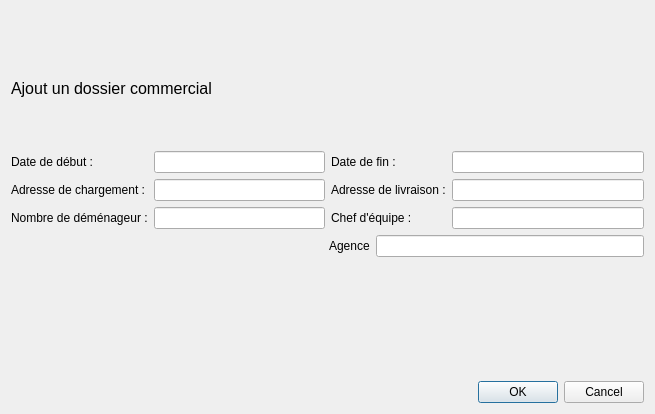
dervieuxC/gestionDemenagementCorrige, file CODE/dialogajoutdossiercommercial.ui: the form before one commit.
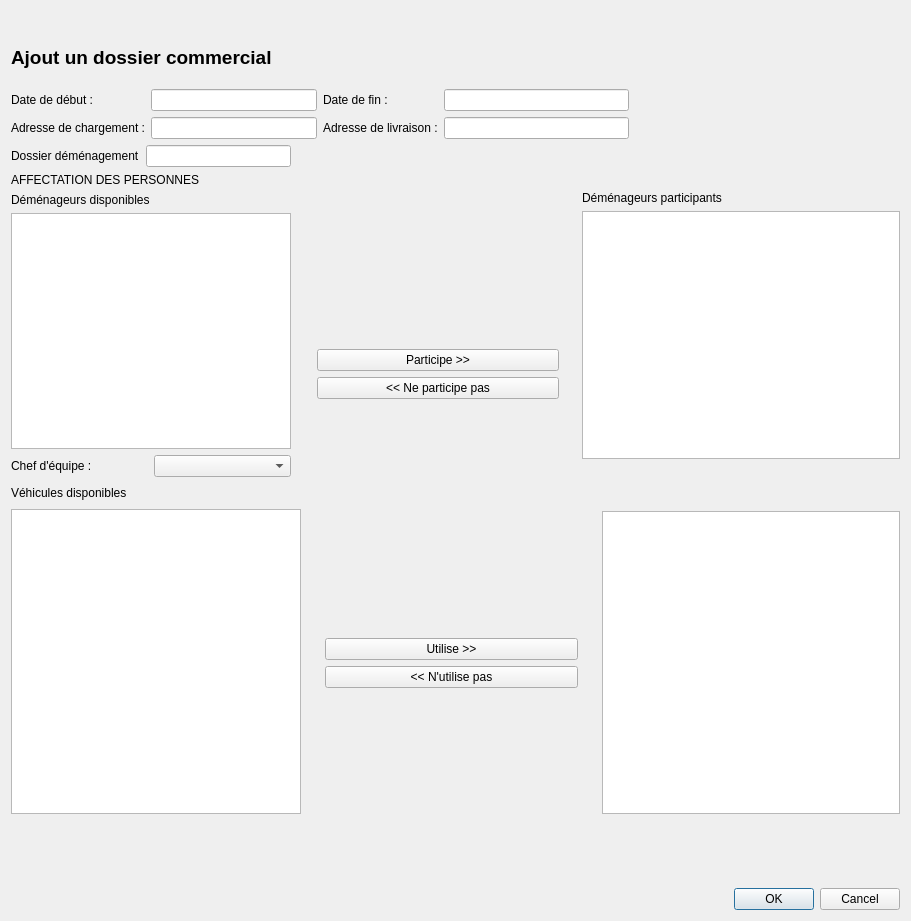
The form after the commit.

What changed in the file:
```diff
--- a/CODE/dialogajoutdossiercommercial.ui
+++ b/CODE/dialogajoutdossiercommercial.ui
@@ -6,40 +6,42 @@
    <rect>
     <x>0</x>
     <y>0</y>
-    <width>655</width>
-    <height>414</height>
+    <width>911</width>
+    <height>921</height>
    </rect>
   </property>
   <property name="windowTitle">
    <string>Dialog</string>
   </property>
-  <layout class="QVBoxLayout" name="verticalLayout_8">
+  <layout class="QVBoxLayout" name="verticalLayout_21">
    <item>
-    <layout class="QVBoxLayout" name="verticalLayout_7">
+    <layout class="QVBoxLayout" name="verticalLayout_20">
      <item>
-      <layout class="QVBoxLayout" name="verticalLayout_6">
-       <item>
-        <spacer name="horizontalSpacer_4">
-         <property name="orientation">
-          <enum>Qt::Horizontal</enum>
-         </property>
-         <property name="sizeHint" stdset="0">
-          <size>
-           <width>618</width>
-           <height>20</height>
-          </size>
-         </property>
-        </spacer>
-       </item>
+      <layout class="QHBoxLayout" name="horizontalLayout_12">
        <item>
         <layout class="QVBoxLayout" name="verticalLayout_5">
+         <item>
+          <spacer name="horizontalSpacer_4">
+           <property name="orientation">
+            <enum>Qt::Horizontal</enum>
+           </property>
+           <property name="sizeHint" stdset="0">
+            <size>
+             <width>618</width>
+             <height>20</height>
+            </size>
+           </property>
+          </spacer>
+         </item>
          <item>
           <layout class="QHBoxLayout" name="horizontalLayout_5">
            <item>
             <widget class="QLabel" name="label">
              <property name="font">
               <font>
-               <pointsize>12</pointsize>
+               <pointsize>14</pointsize>
+               <weight>75</weight>
+               <bold>true</bold>
               </font>
              </property>
              <property name="text">
@@ -65,9 +67,9 @@
          <item>
           <layout class="QHBoxLayout" name="horizontalLayout_3">
            <item>
-            <layout class="QHBoxLayout" name="horizontalLayout">
+            <layout class="QHBoxLayout" name="horizontalLayout_2">
              <item>
-              <layout class="QVBoxLayout" name="verticalLayout_2">
+              <layout class="QVBoxLayout" name="verticalLayout_4">
                <item>
                 <widget class="QLabel" name="labelDateDebutCommercial">
                  <property name="text">
@@ -82,34 +84,24 @@
                  </property>
                 </widget>
                </item>
-               <item>
-                <widget class="QLabel" name="labelDemenageurCommercial">
-                 <property name="text">
-                  <string>Nombre de déménageur :</string>
-                 </property>
-                </widget>
-               </item>
               </layout>
              </item>
              <item>
-              <layout class="QVBoxLayout" name="verticalLayout">
+              <layout class="QVBoxLayout" name="verticalLayout_3">
                <item>
                 <widget class="QLineEdit" name="lineEditDateDebutCommercial"/>
                </item>
                <item>
                 <widget class="QLineEdit" name="lineEditChargementCommercial"/>
                </item>
-               <item>
-                <widget class="QLineEdit" name="lineEditDemenageurCommercial"/>
-               </item>
               </layout>
              </item>
             </layout>
            </item>
            <item>
-            <layout class="QHBoxLayout" name="horizontalLayout_2">
+            <layout class="QHBoxLayout" name="horizontalLayout">
              <item>
-              <layout class="QVBoxLayout" name="verticalLayout_4">
+              <layout class="QVBoxLayout" name="verticalLayout_2">
                <item>
                 <widget class="QLabel" name="labelDateFinCommercial">
                  <property name="text">
@@ -124,74 +116,33 @@
                  </property>
                 </widget>
                </item>
-               <item>
-                <widget class="QLabel" name="labelChefEquipeCommercial">
-                 <property name="text">
-                  <string>Chef d'équipe :</string>
-                 </property>
-                </widget>
-               </item>
               </layout>
              </item>
              <item>
-              <layout class="QVBoxLayout" name="verticalLayout_3">
+              <layout class="QVBoxLayout" name="verticalLayout">
                <item>
                 <widget class="QLineEdit" name="lineEditDateFinCommercial"/>
                </item>
                <item>
                 <widget class="QLineEdit" name="lineEditLivraisonCommercial"/>
                </item>
-               <item>
-                <widget class="QLineEdit" name="lineEditChefEquipeCommercial"/>
-               </item>
               </layout>
              </item>
             </layout>
            </item>
           </layout>
          </item>
-         <item>
-          <layout class="QHBoxLayout" name="horizontalLayout_6">
-           <item>
-            <spacer name="horizontalSpacer">
-             <property name="orientation">
-              <enum>Qt::Horizontal</enum>
-             </property>
-             <property name="sizeHint" stdset="0">
-              <size>
-               <width>318</width>
-               <height>20</height>
-              </size>
-             </property>
-            </spacer>
-           </item>
-           <item>
-            <layout class="QHBoxLayout" name="horizontalLayout_4">
-             <item>
-              <widget class="QLabel" name="labelAgenceCommercial">
-               <property name="text">
-                <string>Agence</string>
-               </property>
-              </widget>
-             </item>
-             <item>
-              <widget class="QLineEdit" name="lineEditAgenceCommercial"/>
-             </item>
-            </layout>
-           </item>
-          </layout>
-         </item>
         </layout>
        </item>
        <item>
-        <spacer name="horizontalSpacer_3">
+        <spacer name="horizontalSpacer_12">
          <property name="orientation">
           <enum>Qt::Horizontal</enum>
          </property>
          <property name="sizeHint" stdset="0">
           <size>
-           <width>628</width>
-           <height>118</height>
+           <width>198</width>
+           <height>128</height>
           </size>
          </property>
         </spacer>
@@ -199,17 +150,371 @@
       </layout>
      </item>
      <item>
-      <widget class="QDialogButtonBox" name="buttonBox">
-       <property name="orientation">
-        <enum>Qt::Horizontal</enum>
-       </property>
-       <property name="standardButtons">
-        <set>QDialogButtonBox::Cancel|QDialogButtonBox::Ok</set>
-       </property>
-      </widget>
+      <layout class="QVBoxLayout" name="verticalLayout_19">
+       <item>
+        <layout class="QVBoxLayout" name="verticalLayout_18">
+         <item>
+          <layout class="QHBoxLayout" name="horizontalLayout_8">
+           <item>
+            <layout class="QVBoxLayout" name="verticalLayout_8">
+             <item>
+              <layout class="QHBoxLayout" name="horizontalLayout_6">
+               <item>
+                <widget class="QLabel" name="label_4">
+                 <property name="text">
+                  <string>Dossier déménagement</string>
+                 </property>
+                </widget>
+               </item>
+               <item>
+                <widget class="QLineEdit" name="lineEdit"/>
+               </item>
+              </layout>
+             </item>
+             <item>
+              <layout class="QVBoxLayout" name="verticalLayout_7">
+               <item>
+                <layout class="QVBoxLayout" name="verticalLayout_6">
+                 <item>
+                  <widget class="QLabel" name="label_2">
+                   <property name="text">
+                    <string>AFFECTATION DES PERSONNES</string>
+                   </property>
+                  </widget>
+                 </item>
+                 <item>
+                  <widget class="QLabel" name="labelDemenageursDisponibles">
+                   <property name="text">
+                    <string>Déménageurs disponibles</string>
+                   </property>
+                  </widget>
+                 </item>
+                 <item>
+                  <widget class="QTableWidget" name="tableWidgetDemenageursDisponibles"/>
+                 </item>
+                </layout>
+               </item>
+               <item>
+                <layout class="QHBoxLayout" name="horizontalLayout_4">
+                 <item>
+                  <widget class="QLabel" name="labelChefEquipeCommercial">
+                   <property name="text">
+                    <string>Chef d'équipe :</string>
+                   </property>
+                  </widget>
+                 </item>
+                 <item>
+                  <widget class="QComboBox" name="comboBoxChefDEquipe"/>
+                 </item>
+                </layout>
+               </item>
+              </layout>
+             </item>
+            </layout>
+           </item>
+           <item>
+            <layout class="QHBoxLayout" name="horizontalLayout_7">
+             <item>
+              <spacer name="verticalSpacer_3">
+               <property name="orientation">
+                <enum>Qt::Vertical</enum>
+               </property>
+               <property name="sizeHint" stdset="0">
+                <size>
+                 <width>20</width>
+                 <height>298</height>
+                </size>
+               </property>
+              </spacer>
+             </item>
+             <item>
+              <layout class="QVBoxLayout" name="verticalLayout_12">
+               <item>
+                <spacer name="verticalSpacer">
+                 <property name="orientation">
+                  <enum>Qt::Vertical</enum>
+                 </property>
+                 <property name="sizeHint" stdset="0">
+                  <size>
+                   <width>138</width>
+                   <height>118</height>
+                  </size>
+                 </property>
+                </spacer>
+               </item>
+               <item>
+                <layout class="QVBoxLayout" name="verticalLayout_11">
+                 <item>
+                  <widget class="QPushButton" name="pushButtonParticipeDemenageur">
+                   <property name="text">
+                    <string>Participe &gt;&gt;</string>
+                   </property>
+                  </widget>
+                 </item>
+                 <item>
+                  <widget class="QPushButton" name="pushButtonNeParticipePas">
+                   <property name="text">
+                    <string>&lt;&lt; Ne participe pas</string>
+                   </property>
+                  </widget>
+                 </item>
+                </layout>
+               </item>
+               <item>
+                <spacer name="horizontalSpacer_6">
+                 <property name="orientation">
+                  <enum>Qt::Horizontal</enum>
+                 </property>
+                 <property name="sizeHint" stdset="0">
+                  <size>
+                   <width>148</width>
+                   <height>78</height>
+                  </size>
+                 </property>
+                </spacer>
+               </item>
+              </layout>
+             </item>
+             <item>
+              <spacer name="verticalSpacer_2">
+               <property name="orientation">
+                <enum>Qt::Vertical</enum>
+               </property>
+               <property name="sizeHint" stdset="0">
+                <size>
+                 <width>17</width>
+                 <height>278</height>
+                </size>
+               </property>
+              </spacer>
+             </item>
+            </layout>
+           </item>
+           <item>
+            <layout class="QVBoxLayout" name="verticalLayout_10">
+             <item>
+              <layout class="QVBoxLayout" name="verticalLayout_9">
+               <item>
+                <spacer name="horizontalSpacer_3">
+                 <property name="orientation">
+                  <enum>Qt::Horizontal</enum>
+                 </property>
+                 <property name="sizeHint" stdset="0">
+                  <size>
+                   <width>298</width>
+                   <height>28</height>
+                  </size>
+                 </property>
+                </spacer>
+               </item>
+               <item>
+                <spacer name="horizontalSpacer">
+                 <property name="orientation">
+                  <enum>Qt::Horizontal</enum>
+                 </property>
+                 <property name="sizeHint" stdset="0">
+                  <size>
+                   <width>298</width>
+                   <height>18</height>
+                  </size>
+                 </property>
+                </spacer>
+               </item>
+               <item>
+                <widget class="QLabel" name="labelDemenageursParticipants">
+                 <property name="text">
+                  <string>Déménageurs participants</string>
+                 </property>
+                </widget>
+               </item>
+               <item>
+                <widget class="QTableWidget" name="tableWidgetDemenageursParticipants"/>
+               </item>
+              </layout>
+             </item>
+             <item>
+              <spacer name="horizontalSpacer_5">
+               <property name="orientation">
+                <enum>Qt::Horizontal</enum>
+               </property>
+               <property name="sizeHint" stdset="0">
+                <size>
+                 <width>318</width>
+                 <height>18</height>
+                </size>
+               </property>
+              </spacer>
+             </item>
+            </layout>
+           </item>
+          </layout>
+         </item>
+         <item>
+          <layout class="QHBoxLayout" name="horizontalLayout_11">
+           <item>
+            <layout class="QVBoxLayout" name="verticalLayout_16">
+             <item>
+              <layout class="QHBoxLayout" name="horizontalLayout_10">
+               <item>
+                <widget class="QLabel" name="label_3">
+                 <property name="text">
+                  <string>Véhicules disponibles</string>
+                 </property>
+                </widget>
+               </item>
+               <item>
+                <spacer name="horizontalSpacer_9">
+                 <property name="orientation">
+                  <enum>Qt::Horizontal</enum>
+                 </property>
+                 <property name="sizeHint" stdset="0">
+                  <size>
+                   <width>148</width>
+                   <height>20</height>
+                  </size>
+                 </property>
+                </spacer>
+               </item>
+              </layout>
+             </item>
+             <item>
+              <widget class="QTableWidget" name="tableWidgetVehiculesDisponibles"/>
+             </item>
+            </layout>
+           </item>
+           <item>
+            <layout class="QHBoxLayout" name="horizontalLayout_9">
+             <item>
+              <spacer name="verticalSpacer_4">
+               <property name="orientation">
+                <enum>Qt::Vertical</enum>
+               </property>
+               <property name="sizeHint" stdset="0">
+                <size>
+                 <width>18</width>
+                 <height>158</height>
+                </size>
+               </property>
+              </spacer>
+             </item>
+             <item>
+              <layout class="QVBoxLayout" name="verticalLayout_15">
+               <item>
+                <spacer name="horizontalSpacer_8">
+                 <property name="orientation">
+                  <enum>Qt::Horizontal</enum>
+                 </property>
+                 <property name="sizeHint" stdset="0">
+                  <size>
+                   <width>118</width>
+                   <height>58</height>
+                  </size>
+                 </property>
+                </spacer>
+               </item>
+               <item>
+                <layout class="QVBoxLayout" name="verticalLayout_14">
+                 <item>
+                  <layout class="QVBoxLayout" name="verticalLayout_13">
+                   <item>
+                    <widget class="QPushButton" name="pushButtonUtiliseVehicule">
+                     <property name="text">
+                      <string>Utilise &gt;&gt;</string>
+                     </property>
+                    </widget>
+                   </item>
+                   <item>
+                    <widget class="QPushButton" name="pushButton">
+                     <property name="text">
+                      <string>&lt;&lt; N'utilise pas</string>
+                     </property>
+                    </widget>
+                   </item>
+                  </layout>
+                 </item>
+                 <item>
+                  <spacer name="horizontalSpacer_7">
+                   <property name="orientation">
+                    <enum>Qt::Horizontal</enum>
+                   </property>
+                   <property name="sizeHint" stdset="0">
+                    <size>
+                     <width>118</width>
+                     <height>28</height>
+                    </size>
+                   </property>
+                  </spacer>
+                 </item>
+                </layout>
+               </item>
+              </layout>
+             </item>
+             <item>
+              <spacer name="verticalSpacer_5">
+               <property name="orientation">
+                <enum>Qt::Vertical</enum>
+               </property>
+               <property name="sizeHint" stdset="0">
+                <size>
+                 <width>18</width>
+                 <height>168</height>
+                </size>
+               </property>
+              </spacer>
+             </item>
+            </layout>
+           </item>
+           <item>
+            <layout class="QVBoxLayout" name="verticalLayout_17">
+             <item>
+              <spacer name="horizontalSpacer_10">
+               <property name="orientation">
+                <enum>Qt::Horizontal</enum>
+               </property>
+               <property name="sizeHint" stdset="0">
+                <size>
+                 <width>298</width>
+                 <height>28</height>
+                </size>
+               </property>
+              </spacer>
+             </item>
+             <item>
+              <widget class="QTableWidget" name="tableWidgetVehiculesParticipants"/>
+             </item>
+            </layout>
+           </item>
+          </layout>
+         </item>
+        </layout>
+       </item>
+       <item>
+        <spacer name="horizontalSpacer_11">
+         <property name="orientation">
+          <enum>Qt::Horizontal</enum>
+         </property>
+         <property name="sizeHint" stdset="0">
+          <size>
+           <width>838</width>
+           <height>68</height>
+          </size>
+         </property>
+        </spacer>
+       </item>
+      </layout>
      </item>
     </layout>
    </item>
+   <item>
+    <widget class="QDialogButtonBox" name="buttonBox">
+     <property name="orientation">
+      <enum>Qt::Horizontal</enum>
+     </property>
+     <property name="standardButtons">
+      <set>QDialogButtonBox::Cancel|QDialogButtonBox::Ok</set>
+     </property>
+    </widget>
+   </item>
   </layout>
  </widget>
  <resources/>
```
